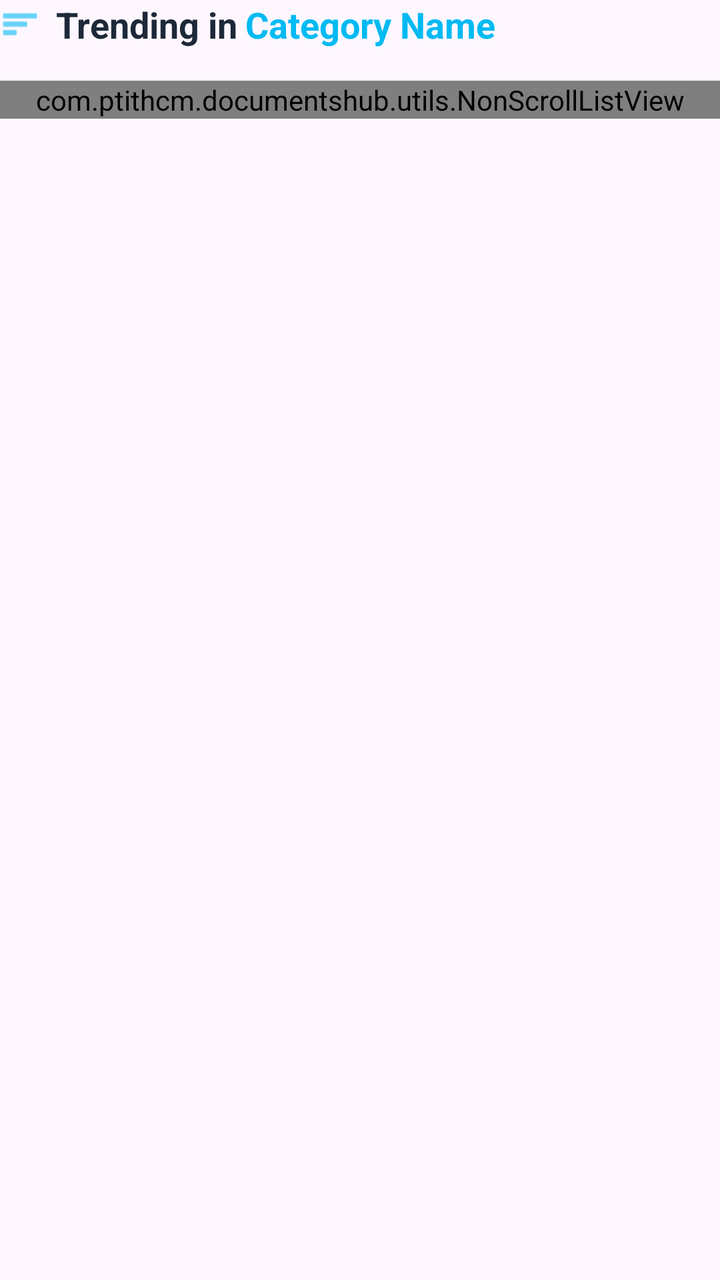
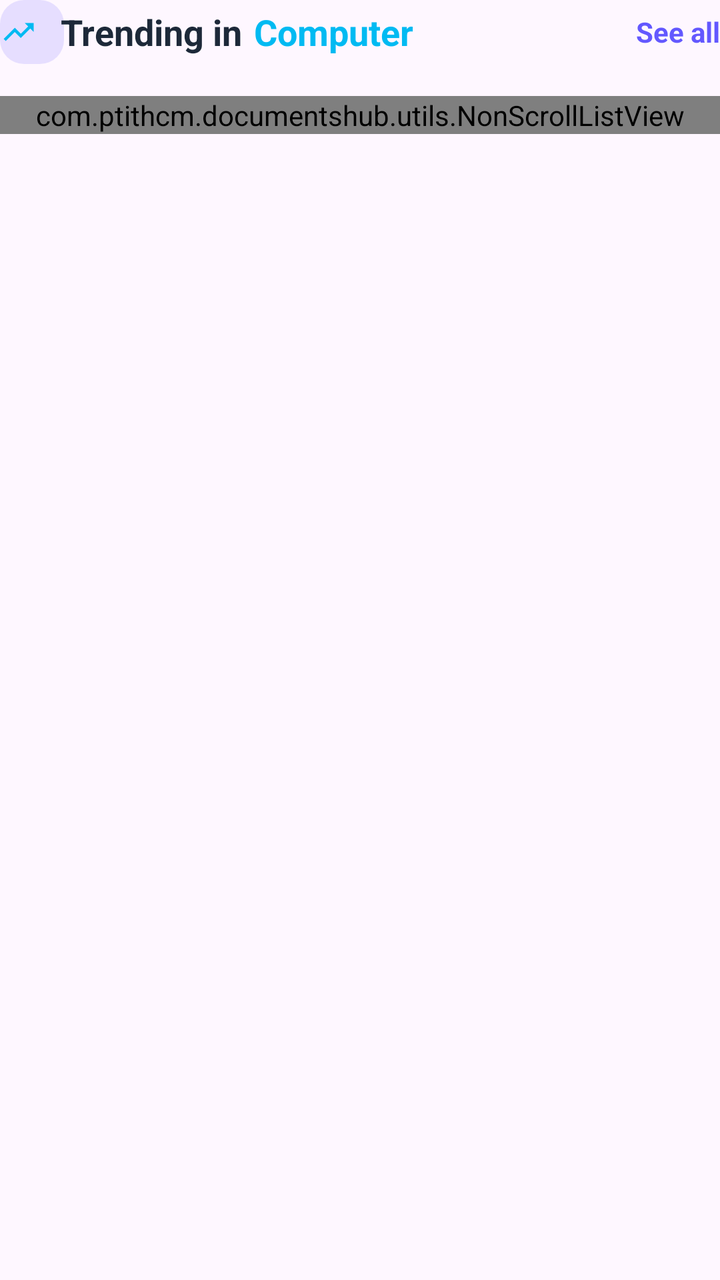

The first picture is an Android layout as it rendered before a commit; the second is the same layout after the commit. The layout source and the unified diff follow.
<!-- AndroidManifest.xml: application theme Theme.DocumentsHub -->
<!-- res/layout/item_category_section.xml -->
<?xml version="1.0" encoding="utf-8"?>
<LinearLayout xmlns:android="http://schemas.android.com/apk/res/android"
    xmlns:app="http://schemas.android.com/apk/res-auto"
    android:layout_width="match_parent"
    android:layout_height="wrap_content"
    android:orientation="vertical"
    android:paddingBottom="24dp">

    
    <LinearLayout
        android:layout_width="match_parent"
        android:layout_height="wrap_content"
        android:gravity="center_vertical"
        android:orientation="horizontal"
        android:layout_marginBottom="16dp">

        <ImageView
            android:layout_width="20dp"
            android:layout_height="20dp"
            android:src="@android:drawable/ic_menu_sort_by_size"
            app:tint="@color/blue_login_btn"
            android:layout_marginEnd="8dp" />

        <TextView
            android:layout_width="wrap_content"
            android:layout_height="wrap_content"
            android:text="@string/trending_in"
            android:textColor="@color/text_primary"
            android:textSize="18sp"
            android:textStyle="bold" />

        <TextView
            android:id="@+id/tv_category_name"
            android:layout_width="wrap_content"
            android:layout_height="wrap_content"
            android:layout_marginStart="4dp"
            android:text="Category Name"
            android:textColor="@color/blue_login_btn"
            android:textSize="18sp"
            android:textStyle="bold" />
    </LinearLayout>

    
    <com.ptithcm.documentshub.utils.NonScrollListView
        android:id="@+id/lv_trending_documents"
        android:layout_width="match_parent"
        android:layout_height="wrap_content"
        android:divider="@null"
        android:dividerHeight="0dp" />

</LinearLayout>
<!-- resources referenced by this layout -->
<resources>
  <color name="blue_login_btn">#00BAF2</color>
  <color name="text_primary">#1D2939</color>
  <string name="trending_in">Trending in </string>
  <style name="Theme.DocumentsHub" parent="Base.Theme.DocumentsHub" />
  <style name="Base.Theme.DocumentsHub" parent="Theme.Material3.DayNight.NoActionBar">
          
          
      </style>
</resources>

<!-- the commit's change to res/layout/item_category_section.xml (unified diff, before → after) -->
@@ -7,38 +7,65 @@
     android:paddingBottom="24dp">
 
     
-    <LinearLayout
+    <RelativeLayout
         android:layout_width="match_parent"
         android:layout_height="wrap_content"
-        android:gravity="center_vertical"
-        android:orientation="horizontal"
         android:layout_marginBottom="16dp">
 
-        <ImageView
-            android:layout_width="20dp"
-            android:layout_height="20dp"
-            android:src="@android:drawable/ic_menu_sort_by_size"
-            app:tint="@color/blue_login_btn"
-            android:layout_marginEnd="8dp" />
+        <LinearLayout
+            android:layout_width="wrap_content"
+            android:layout_height="wrap_content"
+            android:gravity="center_vertical"
+            android:orientation="horizontal"
+            android:layout_alignParentStart="true">
+
+            <FrameLayout
+                android:layout_width="32dp"
+                android:layout_height="32dp"
+                android:background="@drawable/bg_logo"
+                android:layout_marginEnd="12dp"
+                android:alpha="0.15">
+                
+            </FrameLayout>
+
+            <ImageView
+                android:layout_width="18dp"
+                android:layout_height="18dp"
+                android:layout_marginStart="-44dp"
+                android:layout_marginEnd="12dp"
+                android:src="@drawable/ic_trending_up"
+                app:tint="@color/blue_login_btn" />
+
+            <TextView
+                android:layout_width="wrap_content"
+                android:layout_height="wrap_content"
+                android:text="@string/trending_in"
+                android:textColor="@color/text_primary"
+                android:textSize="18sp"
+                android:textStyle="bold" />
+
+            <TextView
+                android:id="@+id/tv_category_name"
+                android:layout_width="wrap_content"
+                android:layout_height="wrap_content"
+                android:layout_marginStart="6dp"
+                android:text="Computer"
+                android:textColor="@color/blue_login_btn"
+                android:textSize="18sp"
+                android:textStyle="bold" />
+        </LinearLayout>
 
         <TextView
+            android:id="@+id/tv_see_all"
             android:layout_width="wrap_content"
             android:layout_height="wrap_content"
-            android:text="@string/trending_in"
-            android:textColor="@color/text_primary"
-            android:textSize="18sp"
+            android:layout_alignParentEnd="true"
+            android:layout_centerVertical="true"
+            android:text="See all"
+            android:textColor="@color/purple_logo"
+            android:textSize="14sp"
             android:textStyle="bold" />
-
-        <TextView
-            android:id="@+id/tv_category_name"
-            android:layout_width="wrap_content"
-            android:layout_height="wrap_content"
-            android:layout_marginStart="4dp"
-            android:text="Category Name"
-            android:textColor="@color/blue_login_btn"
-            android:textSize="18sp"
-            android:textStyle="bold" />
-    </LinearLayout>
+    </RelativeLayout>
 
     
     <com.ptithcm.documentshub.utils.NonScrollListView
<!-- resource entries referenced after the edit -->
@@ -1,7 +1,24 @@
 <!-- resources referenced by this layout -->
 <resources>
   <color name="blue_login_btn">#00BAF2</color>
+  <color name="purple_logo">#6358FF</color>
   <color name="text_primary">#1D2939</color>
+  <!-- drawable bg_logo (drawable) -->
+  <?xml version="1.0" encoding="utf-8"?>
+  <shape xmlns:android="http://schemas.android.com/apk/res/android">
+      <solid android:color="@color/purple_logo" />
+      <corners android:radius="12dp" />
+  </shape>
+  <!-- drawable ic_trending_up (drawable) -->
+  <vector xmlns:android="http://schemas.android.com/apk/res/android"
+      android:width="24dp"
+      android:height="24dp"
+      android:viewportWidth="24"
+      android:viewportHeight="24">
+      <path
+          android:fillColor="@android:color/white"
+          android:pathData="M16,6l2.29,2.29l-4.88,4.88l-4,-4L2,16.59L3.41,18l6,-6l4,4l6.3,-6.29L22,12V6H16Z" />
+  </vector>
   <string name="trending_in">Trending in </string>
   <style name="Theme.DocumentsHub" parent="Base.Theme.DocumentsHub" />
   <style name="Base.Theme.DocumentsHub" parent="Theme.Material3.DayNight.NoActionBar">
